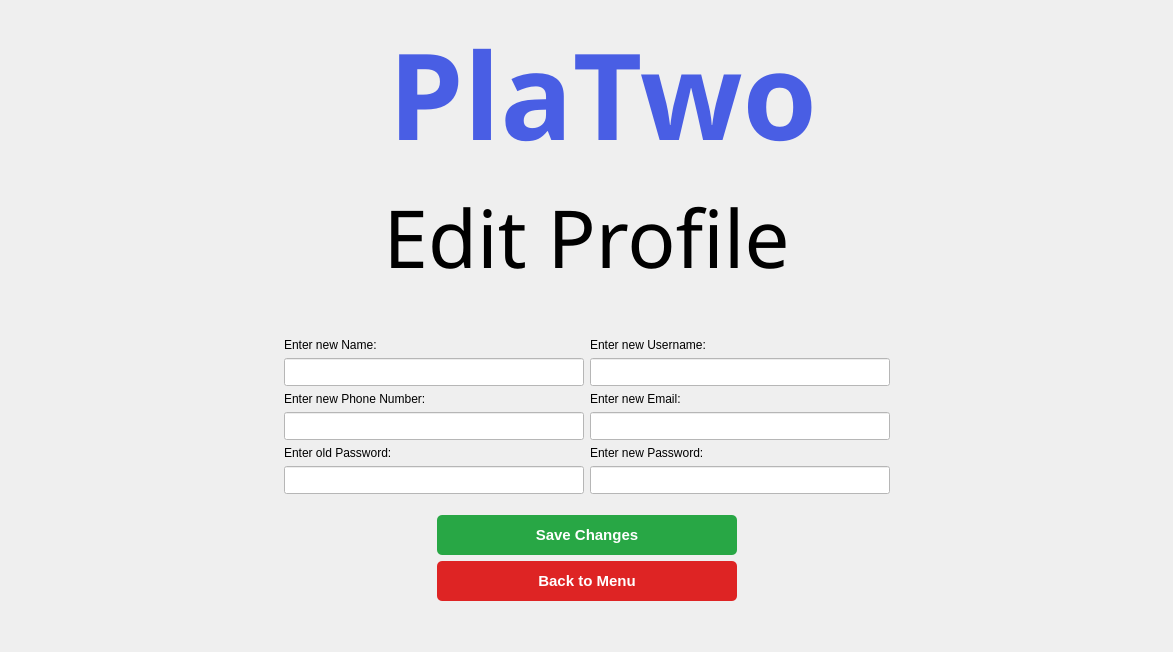
First picture: the form in UI/Menu/Proflie/edit_profile.ui, repository PlaTwo-project/PlaTwo, before the edit.
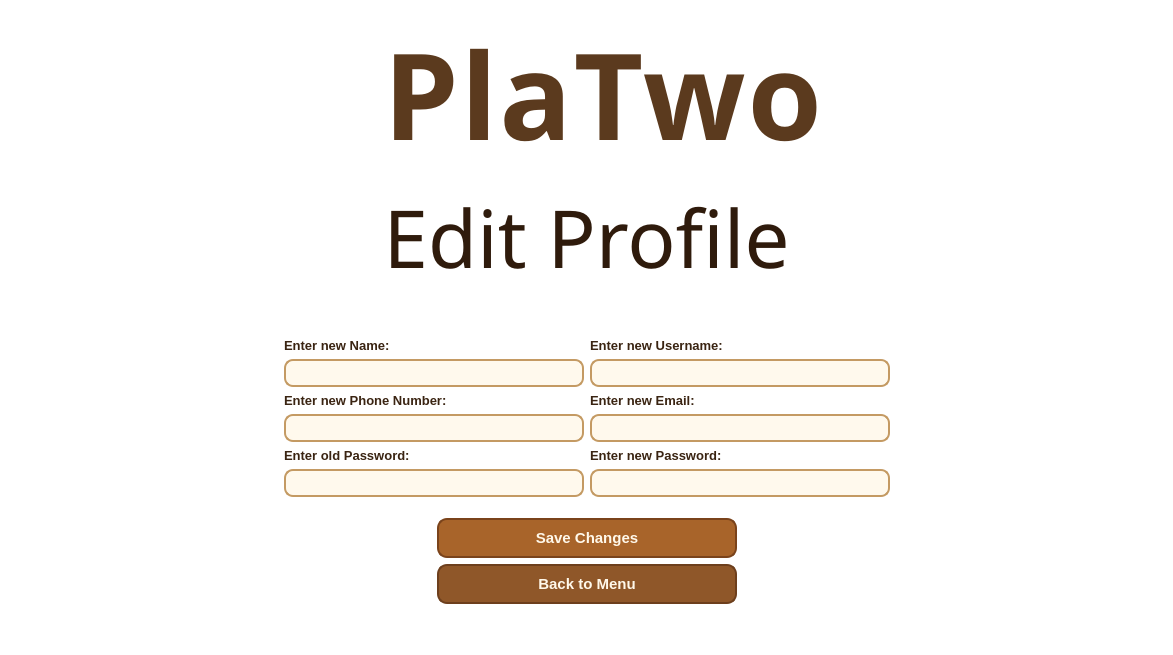
Second picture: the form after the edit.

The edit to the form file:
```diff
--- a/UI/Menu/Proflie/edit_profile.ui
+++ b/UI/Menu/Proflie/edit_profile.ui
@@ -14,12 +14,27 @@
    <string>Form</string>
   </property>
   <property name="styleSheet">
-   <string notr="true">QMessageBox QPushButton {
-    background-color: white;
-    color: black;
-    border: 1px solid #0078d7;
-    padding: 5px 12px;
-    border-radius: 4px;
+   <string notr="true">QWidget#EditProfile {
+    background: transparent;
+}
+
+QMessageBox {
+    background-color: #F7E7C6;
+    color: #3B2414;
+}
+
+QMessageBox QLabel {
+    color: #3B2414;
+    font-size: 10pt;
+}
+
+QMessageBox QPushButton {
+    background-color: #B77A3D;
+    color: #FFF8EA;
+    border: 1px solid #8A5528;
+    border-radius: 7px;
+    padding: 6px 16px;
+    font-weight: bold;
 }
 
 QMessageBox QPushButton:hover {
@@ -50,7 +65,11 @@
         </font>
        </property>
        <property name="styleSheet">
-        <string notr="true">color: #495ee4;
+        <string notr="true">QLabel {
+    color: #5B3A1E;
+    background: transparent;
+    letter-spacing: 2px;
+}
 </string>
        </property>
        <property name="text">
@@ -76,7 +95,11 @@
         </font>
        </property>
        <property name="styleSheet">
-        <string notr="true">color: #000000;</string>
+        <string notr="true">QLabel {
+    color: #2F1B0C;
+    background: transparent;
+}
+</string>
        </property>
        <property name="text">
         <string>Edit Profile</string>
@@ -153,8 +176,24 @@
        </property>
        <property name="styleSheet">
         <string notr="true">QLineEdit {
-    background: white;
-    color: black;
+    background-color: rgba(255, 248, 235, 235);
+    color: #2E1A0B;
+    border: 2px solid #C49A63;
+    border-radius: 9px;
+    padding: 7px 11px;
+    font-size: 10.5pt;
+    selection-background-color: #B77A3D;
+    selection-color: #FFF8EA;
+}
+
+QLineEdit:hover {
+    border: 2px solid #B77A3D;
+    background-color: rgba(255, 250, 240, 245);
+}
+
+QLineEdit:focus {
+    border: 2px solid #8F5729;
+    background-color: rgba(255, 252, 244, 250);
 }
 </string>
        </property>
@@ -162,6 +201,15 @@
      </item>
      <item row="4" column="0">
       <widget class="QLabel" name="label_7">
+       <property name="styleSheet">
+        <string notr="true">QLabel {
+    color: #3A2412;
+    background: transparent;
+    font-size: 10pt;
+    font-weight: bold;
+}
+</string>
+       </property>
        <property name="text">
         <string>Enter old Password:</string>
        </property>
@@ -169,6 +217,15 @@
      </item>
      <item row="2" column="1">
       <widget class="QLabel" name="label_3">
+       <property name="styleSheet">
+        <string notr="true">QLabel {
+    color: #3A2412;
+    background: transparent;
+    font-size: 10pt;
+    font-weight: bold;
+}
+</string>
+       </property>
        <property name="text">
         <string>Enter new Email:</string>
        </property>
@@ -190,8 +247,24 @@
        </property>
        <property name="styleSheet">
         <string notr="true">QLineEdit {
-    background: white;
-    color: black;
+    background-color: rgba(255, 248, 235, 235);
+    color: #2E1A0B;
+    border: 2px solid #C49A63;
+    border-radius: 9px;
+    padding: 7px 11px;
+    font-size: 10.5pt;
+    selection-background-color: #B77A3D;
+    selection-color: #FFF8EA;
+}
+
+QLineEdit:hover {
+    border: 2px solid #B77A3D;
+    background-color: rgba(255, 250, 240, 245);
+}
+
+QLineEdit:focus {
+    border: 2px solid #8F5729;
+    background-color: rgba(255, 252, 244, 250);
 }
 </string>
        </property>
@@ -199,6 +272,15 @@
      </item>
      <item row="4" column="1">
       <widget class="QLabel" name="label_8">
+       <property name="styleSheet">
+        <string notr="true">QLabel {
+    color: #3A2412;
+    background: transparent;
+    font-size: 10pt;
+    font-weight: bold;
+}
+</string>
+       </property>
        <property name="text">
         <string>Enter new Password:</string>
        </property>
@@ -220,8 +302,24 @@
        </property>
        <property name="styleSheet">
         <string notr="true">QLineEdit {
-    background: white;
-    color: black;
+    background-color: rgba(255, 248, 235, 235);
+    color: #2E1A0B;
+    border: 2px solid #C49A63;
+    border-radius: 9px;
+    padding: 7px 11px;
+    font-size: 10.5pt;
+    selection-background-color: #B77A3D;
+    selection-color: #FFF8EA;
+}
+
+QLineEdit:hover {
+    border: 2px solid #B77A3D;
+    background-color: rgba(255, 250, 240, 245);
+}
+
+QLineEdit:focus {
+    border: 2px solid #8F5729;
+    background-color: rgba(255, 252, 244, 250);
 }
 </string>
        </property>
@@ -243,14 +341,40 @@
        </property>
        <property name="styleSheet">
         <string notr="true">QLineEdit {
-    background: white;
-    color: black;
-}</string>
+    background-color: rgba(255, 248, 235, 235);
+    color: #2E1A0B;
+    border: 2px solid #C49A63;
+    border-radius: 9px;
+    padding: 7px 11px;
+    font-size: 10.5pt;
+    selection-background-color: #B77A3D;
+    selection-color: #FFF8EA;
+}
+
+QLineEdit:hover {
+    border: 2px solid #B77A3D;
+    background-color: rgba(255, 250, 240, 245);
+}
+
+QLineEdit:focus {
+    border: 2px solid #8F5729;
+    background-color: rgba(255, 252, 244, 250);
+}
+</string>
        </property>
       </widget>
      </item>
      <item row="0" column="1">
       <widget class="QLabel" name="label_4">
+       <property name="styleSheet">
+        <string notr="true">QLabel {
+    color: #3A2412;
+    background: transparent;
+    font-size: 10pt;
+    font-weight: bold;
+}
+</string>
+       </property>
        <property name="text">
         <string>Enter new Username:</string>
        </property>
@@ -278,8 +402,24 @@
        </property>
        <property name="styleSheet">
         <string notr="true">QLineEdit {
-    background: white;
-    color: black;
+    background-color: rgba(255, 248, 235, 235);
+    color: #2E1A0B;
+    border: 2px solid #C49A63;
+    border-radius: 9px;
+    padding: 7px 11px;
+    font-size: 10.5pt;
+    selection-background-color: #B77A3D;
+    selection-color: #FFF8EA;
+}
+
+QLineEdit:hover {
+    border: 2px solid #B77A3D;
+    background-color: rgba(255, 250, 240, 245);
+}
+
+QLineEdit:focus {
+    border: 2px solid #8F5729;
+    background-color: rgba(255, 252, 244, 250);
 }
 </string>
        </property>
@@ -287,6 +427,15 @@
      </item>
      <item row="0" column="0">
       <widget class="QLabel" name="label_5">
+       <property name="styleSheet">
+        <string notr="true">QLabel {
+    color: #3A2412;
+    background: transparent;
+    font-size: 10pt;
+    font-weight: bold;
+}
+</string>
+       </property>
        <property name="text">
         <string>Enter new Name:</string>
        </property>
@@ -294,6 +443,15 @@
      </item>
      <item row="2" column="0">
       <widget class="QLabel" name="label_6">
+       <property name="styleSheet">
+        <string notr="true">QLabel {
+    color: #3A2412;
+    background: transparent;
+    font-size: 10pt;
+    font-weight: bold;
+}
+</string>
+       </property>
        <property name="text">
         <string>Enter new Phone Number:</string>
        </property>
@@ -315,8 +473,24 @@
        </property>
        <property name="styleSheet">
         <string notr="true">QLineEdit {
-    background: white;
-    color: black;
+    background-color: rgba(255, 248, 235, 235);
+    color: #2E1A0B;
+    border: 2px solid #C49A63;
+    border-radius: 9px;
+    padding: 7px 11px;
+    font-size: 10.5pt;
+    selection-background-color: #B77A3D;
+    selection-color: #FFF8EA;
+}
+
+QLineEdit:hover {
+    border: 2px solid #B77A3D;
+    background-color: rgba(255, 250, 240, 245);
+}
+
+QLineEdit:focus {
+    border: 2px solid #8F5729;
+    background-color: rgba(255, 252, 244, 250);
 }
 </string>
        </property>
@@ -357,10 +531,10 @@
        </property>
        <property name="styleSheet">
         <string notr="true">QPushButton {
-    background-color: #28a745;
-    color: white;
-    border: none;
-    border-radius: 5px;
+    background-color: #A8642A;
+    color: #FFF8EA;
+    border: 2px solid #7A431B;
+    border-radius: 10px;
     padding: 8px 16px;
     font-weight: bold;
 }
@@ -410,10 +584,10 @@
        </property>
        <property name="styleSheet">
         <string notr="true">QPushButton {
-    background-color: #DE2424;
-    color: white;
-    border: none;
-    border-radius: 5px;
+    background-color: #8F5729;
+    color: #FFF8EA;
+    border: 2px solid #6D3F1D;
+    border-radius: 10px;
     padding: 8px 16px;
     font-weight: bold;
 }
```
Left out of the diff: 16 changed lines with no effect on the pictures.
